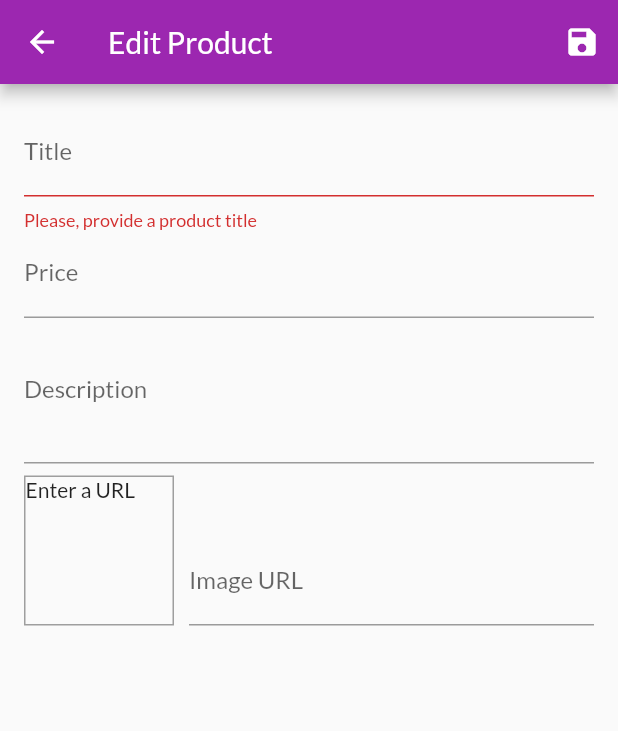
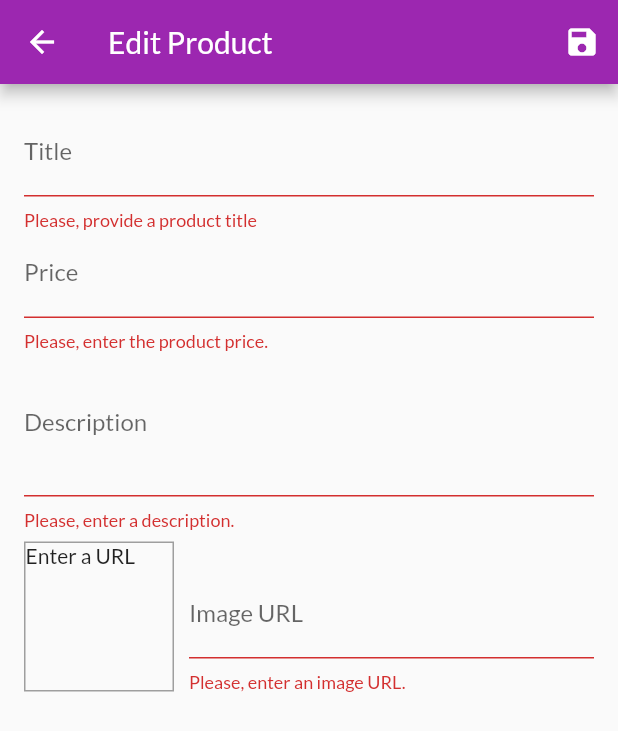
Before and after one commit to FadyFawzyOfficial/shop_app, a Flutter app: the EditProductScreen screen opened by its route, after a tap on the "save" icon, on a phone screen of 412 x 824 dp. Shown: the top 731 px of the screen. Run offline on Flutter 3.47's test engine with Material 2 defaults, Android fonts, the phone set to English and light mode, and no system bars; network calls fail.

Commit message:
36. Add Validation to all remaining User Inputs

```diff
--- a/lib/screens/edit_product_screen.dart
+++ b/lib/screens/edit_product_screen.dart
@@ -41,7 +41,13 @@ class _EditProductScreenState extends State<EditProductScreen> {
   }
 
   void _updateImageUrl() {
-    if (!_imageUrlFocusNode.hasFocus) setState(() {});
+    if (!_imageUrlFocusNode.hasFocus) {
+      if (!_imageUrlController.text.startsWith('http') ||
+          (!_imageUrlController.text.endsWith('.png') &&
+              !_imageUrlController.text.endsWith('.jpg') &&
+              !_imageUrlController.text.endsWith('jpeg'))) return;
+      setState(() {});
+    }
   }
 
   void _saveForm() {
@@ -121,6 +127,14 @@ class _EditProductScreenState extends State<EditProductScreen> {
                     imageUrl: _editedProduct.imageUrl,
                   );
                 },
+                validator: (value) {
+                  if (value.isEmpty) return 'Please, enter the product price.';
+                  if (double.tryParse(value) == null)
+                    return 'Please, enter a valid number.';
+                  if (double.parse(value) <= 0)
+                    return 'Please, enter a number greater than zero.';
+                  return null;
+                },
               ),
               TextFormField(
                 decoration: InputDecoration(labelText: 'Description'),
@@ -138,6 +152,12 @@ class _EditProductScreenState extends State<EditProductScreen> {
                     price: _editedProduct.price,
                     imageUrl: _editedProduct.imageUrl,
                   );
+                },
+                validator: (value) {
+                  if (value.isEmpty) return 'Please, enter a description.';
+                  if (value.length < 10)
+                    return 'This description is too short.';
+                  return null;
                 },
               ),
               Row(
@@ -187,6 +207,16 @@ class _EditProductScreenState extends State<EditProductScreen> {
                           imageUrl: newValue,
                         );
                       },
+                      validator: (value) {
+                        if (value.isEmpty) return 'Please, enter an image URL.';
+                        if (!value.startsWith('http'))
+                          return 'Please, enter a valid URL.';
+                        if (!value.endsWith('.png') &&
+                            !value.endsWith('.jpg') &&
+                            !value.endsWith('jpeg'))
+                          return 'Please, enter a valid image URL.';
+                        return null;
+                      },
                     ),
                   ),
                 ],
```
